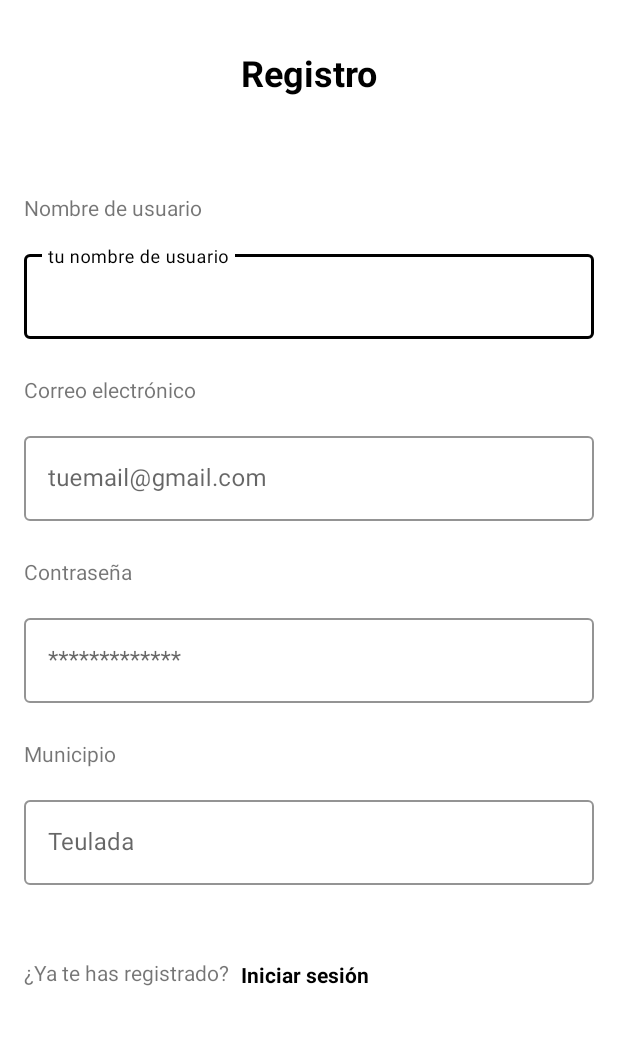
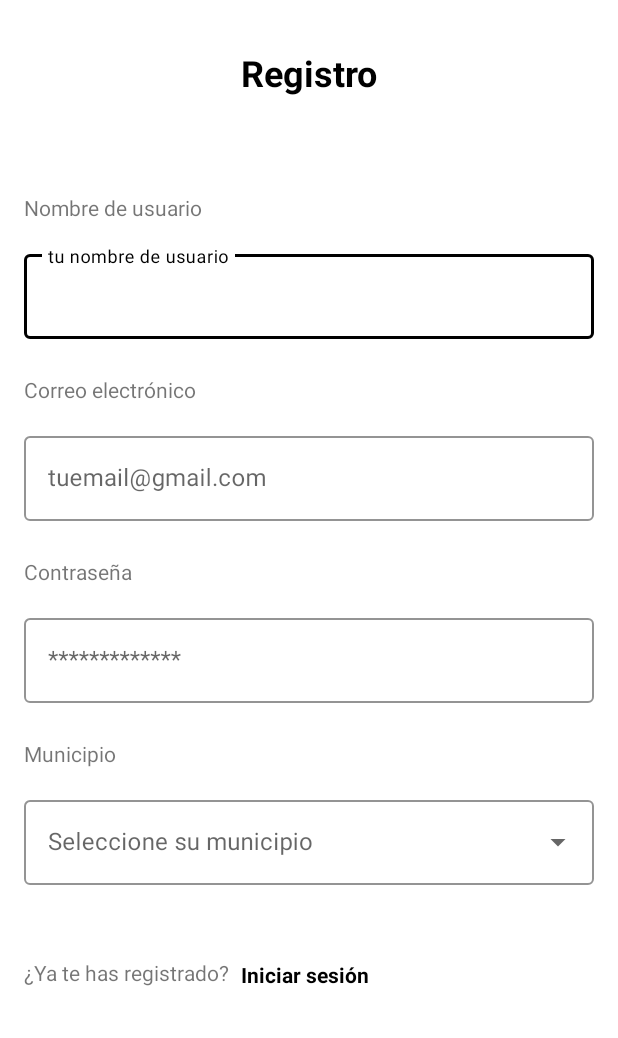
Before and after one commit to olijuseju/GTI-3-A-Marselo-C02-Android, an Android app: the RegisterActivity screen opened directly, with no data from a screen before it, on a phone screen of 412 x 824 dp, the part 198-1236 px from its top. Run offline under Robolectric (Android 15) with nearby library versions, the phone set to English and light mode, and no system bars.

Commit message:
Commit registro v1.1

```diff
--- a/app/src/main/res/layout/activity_register.xml
+++ b/app/src/main/res/layout/activity_register.xml
@@ -152,25 +152,26 @@
 
             <com.google.android.material.textfield.TextInputLayout
                 android:id="@+id/input_town"
-                style="@style/Widget.MaterialComponents.TextInputLayout.OutlinedBox"
+                style="@style/Widget.MaterialComponents.TextInputLayout.OutlinedBox.ExposedDropdownMenu"
                 android:layout_width="match_parent"
                 android:layout_height="wrap_content"
-
                 android:layout_marginStart="16dp"
                 android:layout_marginTop="16dp"
                 android:layout_marginEnd="16dp"
-                android:hint="Teulada"
+                app:endIconMode="dropdown_menu"
+                android:hint="Seleccione su municipio"
                 app:boxStrokeColor="@color/black"
                 app:hintTextColor="@color/black"
                 app:layout_constraintEnd_toEndOf="parent"
                 app:layout_constraintStart_toStartOf="parent"
                 app:layout_constraintTop_toBottomOf="@+id/txtView_registertown">
 
-                <com.google.android.material.textfield.TextInputEditText
+                <AutoCompleteTextView
                     android:id="@+id/town_register"
                     android:layout_width="match_parent"
                     android:layout_height="wrap_content"
-                    android:inputType="text" />
+                    />
+
             </com.google.android.material.textfield.TextInputLayout>
 
             <TextView
--- /dev/null
+++ b/app/src/main/res/layout/dropdown_item.xml
@@ -0,0 +1,6 @@
+<?xml version="1.0" encoding="utf-8"?>
+<androidx.constraintlayout.widget.ConstraintLayout xmlns:android="http://schemas.android.com/apk/res/android"
+    android:layout_width="match_parent"
+    android:layout_height="match_parent">
+
+</androidx.constraintlayout.widget.ConstraintLayout>
```
